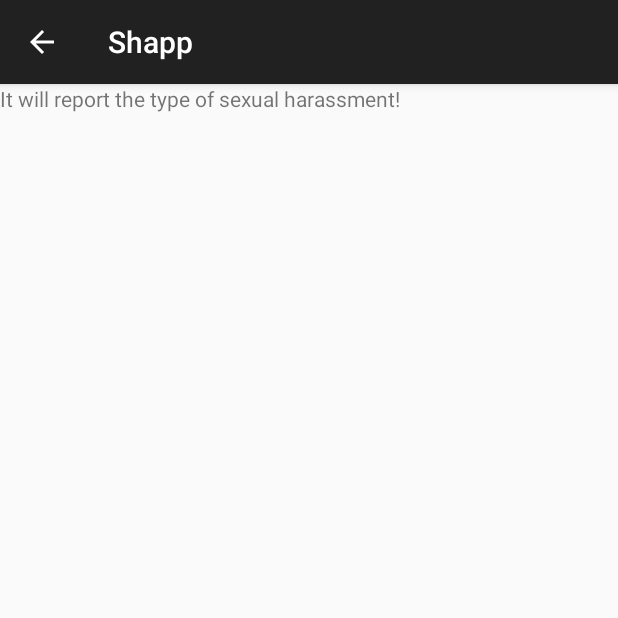
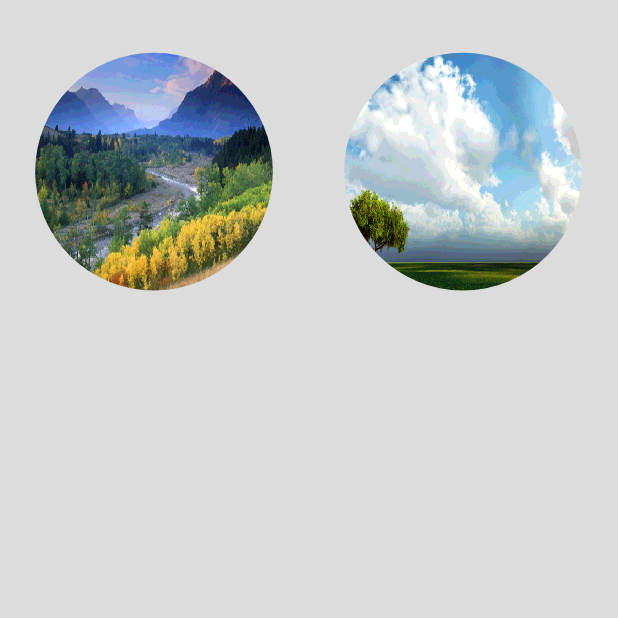
Before and after one commit to Grammos/Shaap, an Android app: the Report screen opened directly, with no data from a screen before it, on a phone screen of 412 x 824 dp, the top half of it. Run offline under Robolectric (Android 15) with nearby library versions, the phone set to English and light mode, and no system bars.

Commit message:
#24-Report Screen: Implement two of the harassment type buttons.

```diff
--- a/Shapp/app/src/main/java/shapp/odk/org/shapp/MainScreen.java
+++ b/Shapp/app/src/main/java/shapp/odk/org/shapp/MainScreen.java
@@ -4,6 +4,7 @@ import android.app.Activity;
 import android.content.Context;
 import android.content.Intent;
 import android.os.Bundle;
+import android.util.Log;
 import android.view.LayoutInflater;
 import android.view.View;
 import android.view.ViewGroup;
@@ -11,6 +12,7 @@ import android.widget.AdapterView;
 import android.widget.BaseAdapter;
 import android.widget.GridView;
 import android.widget.ImageView;
+
 
 
 import java.util.ArrayList;
@@ -44,31 +46,37 @@ public class MainScreen extends Activity
                     case 0:
                         Intent intent1 = new Intent(getApplicationContext(), Report.class);
                         startActivity(intent1);
+                        Log.d("REPORT ","BUTTON "+ intent1);
                         break;
 
                     case 1:
                         Intent intent2 = new Intent(getApplicationContext(), Light.class );
                         startActivity(intent2);
+                        Log.d("LIGHT ", "BUTTON " + intent2);
                         break;
 
                     case 2:
                         Intent intent3 = new Intent(getApplicationContext(), Maps.class );
                         startActivity(intent3);
+                        Log.d("MAPS ", "BUTTON " + intent3);
                         break;
 
                     case 3:
                         Intent intent4 = new Intent(getApplicationContext(), Analytics.class );
                         startActivity(intent4);
+                        Log.d("ANALYTICS ", "BUTTON " + intent4);
                         break;
 
                     case 4:
                         Intent intent5 = new Intent(getApplicationContext(), Settings.class );
                         startActivity(intent5);
+                        Log.d("SETTINGS ", "BUTTON " + intent5);
                         break;
 
                     case 5:
                         Intent intent6 = new Intent(getApplicationContext(), Contact.class );
                         startActivity(intent6);
+                        Log.d("CONTACT ", "BUTTON" + intent6);
                         break;
 
 
--- a/Shapp/app/src/main/java/shapp/odk/org/shapp/Report.java
+++ b/Shapp/app/src/main/java/shapp/odk/org/shapp/Report.java
@@ -1,26 +1,130 @@
 package shapp.odk.org.shapp;
 
+import android.app.Activity;
+import android.content.Context;
+import android.content.Intent;
 import android.os.Bundle;
-import android.support.v7.app.ActionBar;
-import android.support.v7.app.AppCompatActivity;
+import android.util.Log;
+import android.view.LayoutInflater;
+import android.view.View;
+import android.view.ViewGroup;
+import android.widget.AdapterView;
+import android.widget.BaseAdapter;
+import android.widget.GridView;
+import android.widget.ImageView;
+
+import java.util.ArrayList;
+import java.util.List;
 
 
-
-public class Report extends AppCompatActivity {
+public class Report extends Activity {
 
     @Override
     protected void onCreate(Bundle savedInstanceState) {
         super.onCreate(savedInstanceState);
         setContentView(R.layout.report);
-        ActionBar appCompatActivity = getSupportActionBar();
+
+        GridView gridView = (GridView)findViewById(R.id.gridview);
+        // Create the Custom Adapter Object
+        MyAdapter myAdapter = new MyAdapter(this);
+        // Set the Adapter to GridView
+        gridView.setAdapter(myAdapter);
+
+        gridView.setOnItemClickListener(new AdapterView.OnItemClickListener()
+        {
+
+            @Override
+            public void onItemClick(AdapterView<?> adapterView, View view, int i, long id)
+            {
+                //for the sake of the task i will do the switch condition just for right now!!
+
+                switch (i){
+                    case 0:
+                        Intent intent1 = new Intent(getApplicationContext(), Report.class);
+                        Log.d("VERBAL ", "BUTTON " + intent1);
+                        break;
+                    case 1:
+                        Intent intent2 = new Intent(getApplicationContext(), Report.class);
+                        Log.d("STALKING ", "BUTTON " + intent2);
+                        break;
 
 
-        if (appCompatActivity != null) {
-            appCompatActivity.setHomeButtonEnabled(true);
-            appCompatActivity.setDisplayHomeAsUpEnabled(true);
+                }
+
+            }
+
+        });
+
+    }
+
+    private class MyAdapter extends BaseAdapter
+    {
+        private List<Item> items = new ArrayList<>();
+        private LayoutInflater inflater;
+
+        public MyAdapter(Context context)
+        {
+            inflater = LayoutInflater.from(context);
+
+            items.add(new Item("Image 1", R.drawable.nature1));
+            items.add(new Item("Image 2", R.drawable.nature2));
+
+
         }
 
 
+        @Override
+        public int getCount() {
+            return items.size();
+        }
+
+        @Override
+        public Object getItem(int i)
+        {
+            return items.get(i);
+        }
+
+        @Override
+        public long getItemId(int i)
+        {
+            return items.get(i).drawableId;
+        }
+
+        @Override
+        public View getView(int i, View view, ViewGroup viewGroup)
+        {
+            View v = view;
+            ImageView picture;
+
+            if(v == null)
+            {
+                v = inflater.inflate(R.layout.gridview_item, viewGroup, false);
+                v.setTag(R.id.picture, v.findViewById(R.id.picture));
+            }
+
+            picture = (ImageView)v.getTag(R.id.picture);
+
+            Item item = (Item)getItem(i);
+
+            picture.setImageResource(item.drawableId);
+
+
+            return v;
+        }
+
+        private class Item
+        {
+            final String name;
+            final int drawableId;
+
+            Item(String name, int drawableId)
+            {
+                this.name = name;
+                this.drawableId = drawableId;
+            }
+        }
+
     }
 
+
 }
--- a/Shapp/app/src/main/res/layout/report.xml
+++ b/Shapp/app/src/main/res/layout/report.xml
@@ -4,10 +4,17 @@
     android:layout_height="match_parent"
     android:weightSum="1">
 
-    <TextView
-        android:layout_width="match_parent"
-        android:layout_height="0dp"
-        android:id="@+id/report"
-        android:text="@string/report"
-        android:layout_weight="1.13" />
+
+    <GridView
+            android:id="@+id/gridview"
+            android:layout_width="match_parent"
+            android:layout_height="match_parent"
+            android:background="@color/beige"
+            android:verticalSpacing="0dp"
+            android:horizontalSpacing="0dp"
+            android:stretchMode="columnWidth"
+            android:numColumns="2" />
+
+
+
 </LinearLayout>
```
